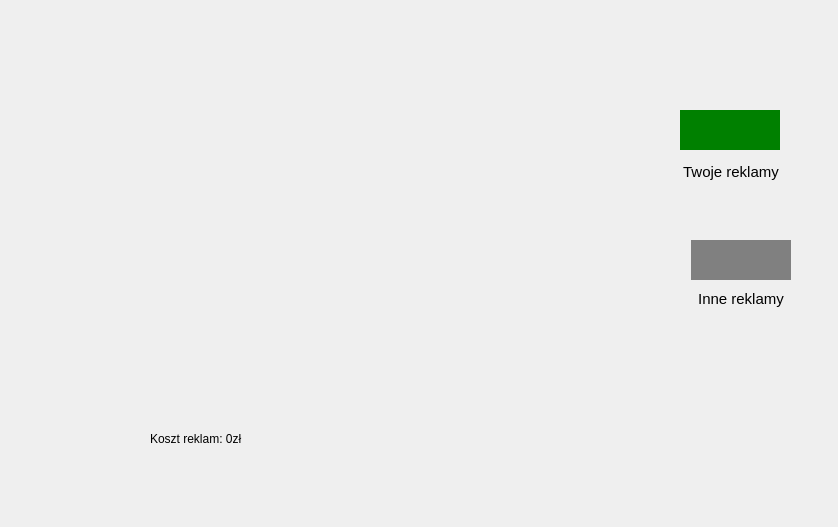
ZaluskiDominik/advertiser, file client/adsdialog.ui: the form before one commit.
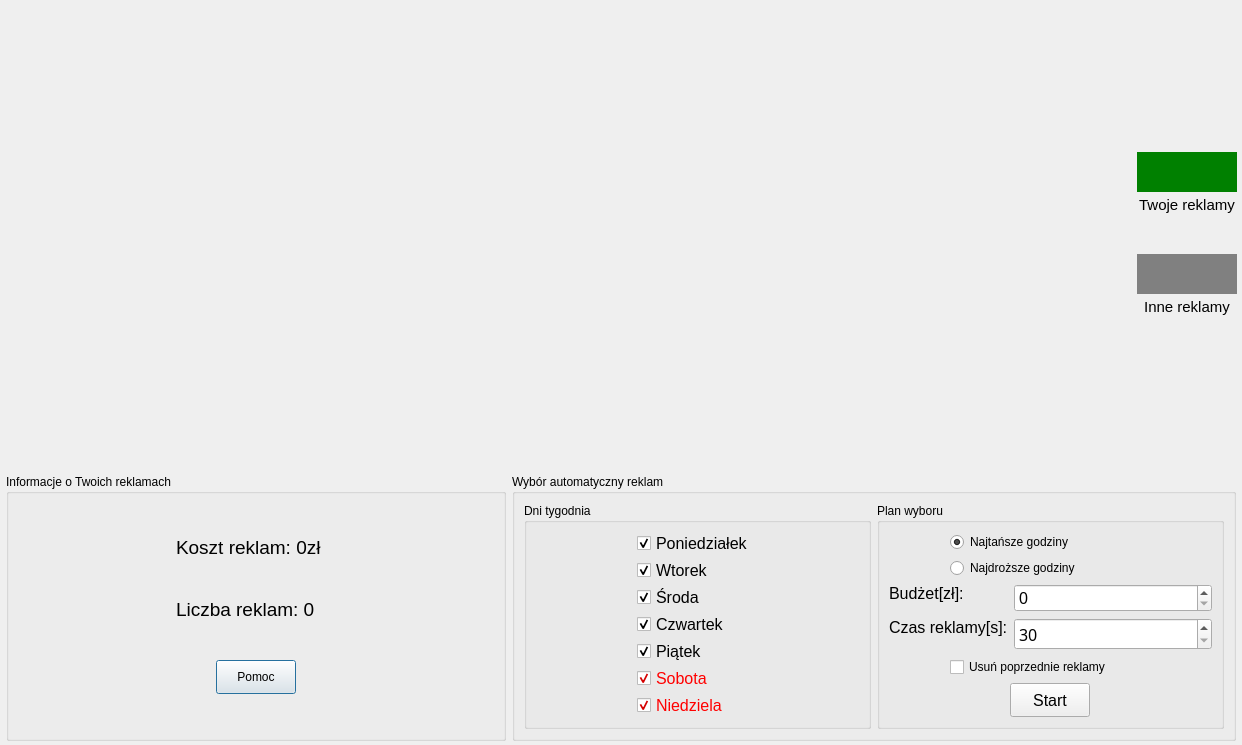
The form after the commit. Custom widgets are drawn as their Qt base class.

Commit message: Added options for auto picking ads by users

Patch:
```diff
--- a/client/adsdialog.ui
+++ b/client/adsdialog.ui
@@ -6,141 +6,711 @@
    <rect>
     <x>0</x>
     <y>0</y>
-    <width>838</width>
-    <height>527</height>
+    <width>1242</width>
+    <height>745</height>
    </rect>
   </property>
+  <property name="minimumSize">
+   <size>
+    <width>700</width>
+    <height>600</height>
+   </size>
+  </property>
   <property name="windowTitle">
    <string>Dialog</string>
   </property>
-  <widget class="AdsTableWidget" name="adsTable" native="true">
-   <property name="geometry">
-    <rect>
-     <x>10</x>
-     <y>30</y>
-     <width>631</width>
-     <height>351</height>
-    </rect>
+  <property name="modal">
+   <bool>true</bool>
+  </property>
+  <layout class="QVBoxLayout" name="verticalLayout_7">
+   <property name="leftMargin">
+    <number>0</number>
    </property>
-  </widget>
-  <widget class="QWidget" name="layoutWidget">
-   <property name="geometry">
-    <rect>
-     <x>690</x>
-     <y>240</y>
-     <width>102</width>
-     <height>71</height>
-    </rect>
+   <property name="topMargin">
+    <number>0</number>
    </property>
-   <layout class="QVBoxLayout" name="verticalLayout_2">
-    <property name="spacing">
-     <number>0</number>
-    </property>
-    <item alignment="Qt::AlignHCenter|Qt::AlignTop">
-     <widget class="QLabel" name="userAdColor_2">
-      <property name="sizePolicy">
-       <sizepolicy hsizetype="Fixed" vsizetype="Fixed">
-        <horstretch>0</horstretch>
-        <verstretch>0</verstretch>
-       </sizepolicy>
-      </property>
-      <property name="minimumSize">
-       <size>
-        <width>100</width>
-        <height>40</height>
-       </size>
-      </property>
-      <property name="styleSheet">
-       <string notr="true">background-color: gray;</string>
-      </property>
-      <property name="text">
-       <string/>
-      </property>
-      <property name="alignment">
-       <set>Qt::AlignCenter</set>
-      </property>
-     </widget>
-    </item>
-    <item>
-     <widget class="QLabel" name="userAdLabel_2">
-      <property name="styleSheet">
-       <string notr="true">font-size: 15px;
-padding-top: 6px;</string>
-      </property>
-      <property name="text">
-       <string>Inne reklamy</string>
-      </property>
-      <property name="alignment">
-       <set>Qt::AlignCenter</set>
-      </property>
-     </widget>
-    </item>
-   </layout>
-  </widget>
-  <widget class="QWidget" name="layoutWidget">
-   <property name="geometry">
-    <rect>
-     <x>680</x>
-     <y>110</y>
-     <width>102</width>
-     <height>71</height>
-    </rect>
+   <property name="rightMargin">
+    <number>0</number>
    </property>
-   <layout class="QVBoxLayout" name="verticalLayout">
-    <item>
-     <widget class="QLabel" name="userAdColor">
-      <property name="sizePolicy">
-       <sizepolicy hsizetype="Fixed" vsizetype="Fixed">
-        <horstretch>0</horstretch>
-        <verstretch>0</verstretch>
-       </sizepolicy>
-      </property>
-      <property name="minimumSize">
-       <size>
-        <width>100</width>
-        <height>40</height>
-       </size>
-      </property>
-      <property name="styleSheet">
-       <string notr="true">background-color: green;</string>
-      </property>
-      <property name="text">
-       <string/>
-      </property>
-      <property name="alignment">
-       <set>Qt::AlignCenter</set>
-      </property>
-     </widget>
-    </item>
-    <item>
-     <widget class="QLabel" name="userAdLabel">
-      <property name="styleSheet">
-       <string notr="true">font-size: 15px;
-padding-top: 6px;</string>
-      </property>
-      <property name="text">
-       <string>Twoje reklamy</string>
-      </property>
-      <property name="alignment">
-       <set>Qt::AlignCenter</set>
-      </property>
-     </widget>
-    </item>
-   </layout>
-  </widget>
-  <widget class="QLabel" name="userAdsCost">
-   <property name="geometry">
-    <rect>
-     <x>150</x>
-     <y>430</y>
-     <width>161</width>
-     <height>17</height>
-    </rect>
+   <property name="bottomMargin">
+    <number>0</number>
    </property>
-   <property name="text">
-    <string>Koszt reklam: 0zł</string>
-   </property>
-  </widget>
+   <item>
+    <layout class="QHBoxLayout" name="horizontalLayout_2">
+     <property name="spacing">
+      <number>2</number>
+     </property>
+     <item>
+      <widget class="AdsTableWidget" name="adsTable" native="true">
+       <property name="sizePolicy">
+        <sizepolicy hsizetype="MinimumExpanding" vsizetype="MinimumExpanding">
+         <horstretch>0</horstretch>
+         <verstretch>0</verstretch>
+        </sizepolicy>
+       </property>
+      </widget>
+     </item>
+     <item>
+      <layout class="QVBoxLayout" name="verticalLayout_6">
+       <property name="spacing">
+        <number>40</number>
+       </property>
+       <property name="leftMargin">
+        <number>4</number>
+       </property>
+       <property name="rightMargin">
+        <number>5</number>
+       </property>
+       <item>
+        <layout class="QVBoxLayout" name="verticalLayout">
+         <property name="spacing">
+          <number>4</number>
+         </property>
+         <item>
+          <spacer name="verticalSpacer">
+           <property name="orientation">
+            <enum>Qt::Vertical</enum>
+           </property>
+           <property name="sizeHint" stdset="0">
+            <size>
+             <width>20</width>
+             <height>40</height>
+            </size>
+           </property>
+          </spacer>
+         </item>
+         <item>
+          <widget class="QLabel" name="userAdColor">
+           <property name="sizePolicy">
+            <sizepolicy hsizetype="Fixed" vsizetype="Fixed">
+             <horstretch>0</horstretch>
+             <verstretch>0</verstretch>
+            </sizepolicy>
+           </property>
+           <property name="minimumSize">
+            <size>
+             <width>100</width>
+             <height>40</height>
+            </size>
+           </property>
+           <property name="styleSheet">
+            <string notr="true">background-color: green;</string>
+           </property>
+           <property name="text">
+            <string/>
+           </property>
+           <property name="alignment">
+            <set>Qt::AlignCenter</set>
+           </property>
+          </widget>
+         </item>
+         <item alignment="Qt::AlignTop">
+          <widget class="QLabel" name="userAdLabel">
+           <property name="sizePolicy">
+            <sizepolicy hsizetype="Preferred" vsizetype="Fixed">
+             <horstretch>0</horstretch>
+             <verstretch>0</verstretch>
+            </sizepolicy>
+           </property>
+           <property name="styleSheet">
+            <string notr="true">font-size: 15px;</string>
+           </property>
+           <property name="text">
+            <string>Twoje reklamy</string>
+           </property>
+           <property name="alignment">
+            <set>Qt::AlignCenter</set>
+           </property>
+          </widget>
+         </item>
+        </layout>
+       </item>
+       <item>
+        <layout class="QVBoxLayout" name="verticalLayout_2">
+         <property name="spacing">
+          <number>4</number>
+         </property>
+         <item alignment="Qt::AlignHCenter|Qt::AlignTop">
+          <widget class="QLabel" name="userAdColor_2">
+           <property name="sizePolicy">
+            <sizepolicy hsizetype="Fixed" vsizetype="Fixed">
+             <horstretch>0</horstretch>
+             <verstretch>0</verstretch>
+            </sizepolicy>
+           </property>
+           <property name="minimumSize">
+            <size>
+             <width>100</width>
+             <height>40</height>
+            </size>
+           </property>
+           <property name="styleSheet">
+            <string notr="true">background-color: gray;</string>
+           </property>
+           <property name="text">
+            <string/>
+           </property>
+           <property name="alignment">
+            <set>Qt::AlignCenter</set>
+           </property>
+          </widget>
+         </item>
+         <item>
+          <widget class="QLabel" name="userAdLabel_2">
+           <property name="sizePolicy">
+            <sizepolicy hsizetype="Preferred" vsizetype="Maximum">
+             <horstretch>0</horstretch>
+             <verstretch>0</verstretch>
+            </sizepolicy>
+           </property>
+           <property name="styleSheet">
+            <string notr="true">font-size: 15px;</string>
+           </property>
+           <property name="text">
+            <string>Inne reklamy</string>
+           </property>
+           <property name="alignment">
+            <set>Qt::AlignCenter</set>
+           </property>
+          </widget>
+         </item>
+         <item>
+          <spacer name="verticalSpacer_2">
+           <property name="orientation">
+            <enum>Qt::Vertical</enum>
+           </property>
+           <property name="sizeHint" stdset="0">
+            <size>
+             <width>20</width>
+             <height>40</height>
+            </size>
+           </property>
+          </spacer>
+         </item>
+        </layout>
+       </item>
+      </layout>
+     </item>
+    </layout>
+   </item>
+   <item>
+    <layout class="QHBoxLayout" name="horizontalLayout_3">
+     <property name="leftMargin">
+      <number>6</number>
+     </property>
+     <property name="topMargin">
+      <number>0</number>
+     </property>
+     <property name="rightMargin">
+      <number>6</number>
+     </property>
+     <property name="bottomMargin">
+      <number>4</number>
+     </property>
+     <item>
+      <widget class="QGroupBox" name="">
+       <property name="sizePolicy">
+        <sizepolicy hsizetype="Preferred" vsizetype="Preferred">
+         <horstretch>0</horstretch>
+         <verstretch>0</verstretch>
+        </sizepolicy>
+       </property>
+       <property name="minimumSize">
+        <size>
+         <width>0</width>
+         <height>260</height>
+        </size>
+       </property>
+       <property name="maximumSize">
+        <size>
+         <width>500</width>
+         <height>16777215</height>
+        </size>
+       </property>
+       <property name="title">
+        <string>Informacje o Twoich reklamach</string>
+       </property>
+       <layout class="QVBoxLayout" name="verticalLayout_4">
+        <item alignment="Qt::AlignHCenter">
+         <widget class="QLabel" name="userAdsCost">
+          <property name="sizePolicy">
+           <sizepolicy hsizetype="Fixed" vsizetype="Maximum">
+            <horstretch>0</horstretch>
+            <verstretch>0</verstretch>
+           </sizepolicy>
+          </property>
+          <property name="minimumSize">
+           <size>
+            <width>160</width>
+            <height>0</height>
+           </size>
+          </property>
+          <property name="font">
+           <font>
+            <pointsize>14</pointsize>
+           </font>
+          </property>
+          <property name="text">
+           <string>Koszt reklam: 0zł</string>
+          </property>
+         </widget>
+        </item>
+        <item alignment="Qt::AlignHCenter">
+         <widget class="QLabel" name="label">
+          <property name="sizePolicy">
+           <sizepolicy hsizetype="Fixed" vsizetype="Maximum">
+            <horstretch>0</horstretch>
+            <verstretch>0</verstretch>
+           </sizepolicy>
+          </property>
+          <property name="minimumSize">
+           <size>
+            <width>160</width>
+            <height>0</height>
+           </size>
+          </property>
+          <property name="font">
+           <font>
+            <pointsize>14</pointsize>
+           </font>
+          </property>
+          <property name="text">
+           <string>Liczba reklam: 0</string>
+          </property>
+         </widget>
+        </item>
+        <item alignment="Qt::AlignHCenter">
+         <widget class="QPushButton" name="pushButton">
+          <property name="sizePolicy">
+           <sizepolicy hsizetype="Fixed" vsizetype="Fixed">
+            <horstretch>0</horstretch>
+            <verstretch>0</verstretch>
+           </sizepolicy>
+          </property>
+          <property name="minimumSize">
+           <size>
+            <width>80</width>
+            <height>34</height>
+           </size>
+          </property>
+          <property name="text">
+           <string>Pomoc</string>
+          </property>
+         </widget>
+        </item>
+       </layout>
+      </widget>
+     </item>
+     <item>
+      <widget class="QGroupBox" name="">
+       <property name="minimumSize">
+        <size>
+         <width>0</width>
+         <height>260</height>
+        </size>
+       </property>
+       <property name="title">
+        <string>Wybór automatyczny reklam</string>
+       </property>
+       <layout class="QHBoxLayout" name="horizontalLayout">
+        <item>
+         <widget class="QGroupBox" name="daysGroup">
+          <property name="sizePolicy">
+           <sizepolicy hsizetype="Preferred" vsizetype="Preferred">
+            <horstretch>0</horstretch>
+            <verstretch>0</verstretch>
+           </sizepolicy>
+          </property>
+          <property name="minimumSize">
+           <size>
+            <width>200</width>
+            <height>0</height>
+           </size>
+          </property>
+          <property name="title">
+           <string>Dni tygodnia</string>
+          </property>
+          <layout class="QVBoxLayout" name="verticalLayout_3">
+           <property name="spacing">
+            <number>2</number>
+           </property>
+           <property name="topMargin">
+            <number>8</number>
+           </property>
+           <property name="bottomMargin">
+            <number>8</number>
+           </property>
+           <item alignment="Qt::AlignHCenter">
+            <widget class="QCheckBox" name="checkBox">
+             <property name="sizePolicy">
+              <sizepolicy hsizetype="Maximum" vsizetype="Fixed">
+               <horstretch>0</horstretch>
+               <verstretch>0</verstretch>
+              </sizepolicy>
+             </property>
+             <property name="minimumSize">
+              <size>
+               <width>120</width>
+               <height>0</height>
+              </size>
+             </property>
+             <property name="font">
+              <font>
+               <pointsize>12</pointsize>
+              </font>
+             </property>
+             <property name="text">
+              <string>Poniedziałek</string>
+             </property>
+             <property name="checked">
+              <bool>true</bool>
+             </property>
+            </widget>
+           </item>
+           <item alignment="Qt::AlignHCenter">
+            <widget class="QCheckBox" name="checkBox_2">
+             <property name="sizePolicy">
+              <sizepolicy hsizetype="Maximum" vsizetype="Fixed">
+               <horstretch>0</horstretch>
+               <verstretch>0</verstretch>
+              </sizepolicy>
+             </property>
+             <property name="minimumSize">
+              <size>
+               <width>120</width>
+               <height>0</height>
+              </size>
+             </property>
+             <property name="font">
+              <font>
+               <pointsize>12</pointsize>
+              </font>
+             </property>
+             <property name="text">
+              <string>Wtorek</string>
+             </property>
+             <property name="checked">
+              <bool>true</bool>
+             </property>
+            </widget>
+           </item>
+           <item alignment="Qt::AlignHCenter">
+            <widget class="QCheckBox" name="checkBox_3">
+             <property name="sizePolicy">
+              <sizepolicy hsizetype="Maximum" vsizetype="Fixed">
+               <horstretch>0</horstretch>
+               <verstretch>0</verstretch>
+              </sizepolicy>
+             </property>
+             <property name="minimumSize">
+              <size>
+               <width>120</width>
+               <height>0</height>
+              </size>
+             </property>
+             <property name="font">
+              <font>
+               <pointsize>12</pointsize>
+              </font>
+             </property>
+             <property name="text">
+              <string>Środa</string>
+             </property>
+             <property name="checked">
+              <bool>true</bool>
+             </property>
+            </widget>
+           </item>
+           <item alignment="Qt::AlignHCenter">
+            <widget class="QCheckBox" name="checkBox_4">
+             <property name="sizePolicy">
+              <sizepolicy hsizetype="Maximum" vsizetype="Fixed">
+               <horstretch>0</horstretch>
+               <verstretch>0</verstretch>
+              </sizepolicy>
+             </property>
+             <property name="minimumSize">
+              <size>
+               <width>120</width>
+               <height>0</height>
+              </size>
+             </property>
+             <property name="font">
+              <font>
+               <pointsize>12</pointsize>
+              </font>
+             </property>
+             <property name="text">
+              <string>Czwartek</string>
+             </property>
+             <property name="checked">
+              <bool>true</bool>
+             </property>
+            </widget>
+           </item>
+           <item alignment="Qt::AlignHCenter">
+            <widget class="QCheckBox" name="checkBox_5">
+             <property name="sizePolicy">
+              <sizepolicy hsizetype="Maximum" vsizetype="Fixed">
+               <horstretch>0</horstretch>
+               <verstretch>0</verstretch>
+              </sizepolicy>
+             </property>
+             <property name="minimumSize">
+              <size>
+               <width>120</width>
+               <height>0</height>
+              </size>
+             </property>
+             <property name="font">
+              <font>
+               <pointsize>12</pointsize>
+              </font>
+             </property>
+             <property name="text">
+              <string>Piątek</string>
+             </property>
+             <property name="checked">
+              <bool>true</bool>
+             </property>
+            </widget>
+           </item>
+           <item alignment="Qt::AlignHCenter">
+            <widget class="QCheckBox" name="checkBox_6">
+             <property name="sizePolicy">
+              <sizepolicy hsizetype="Maximum" vsizetype="Fixed">
+               <horstretch>0</horstretch>
+               <verstretch>0</verstretch>
+              </sizepolicy>
+             </property>
+             <property name="minimumSize">
+              <size>
+               <width>120</width>
+               <height>0</height>
+              </size>
+             </property>
+             <property name="font">
+              <font>
+               <pointsize>12</pointsize>
+              </font>
+             </property>
+             <property name="styleSheet">
+              <string notr="true">color: red;</string>
+             </property>
+             <property name="text">
+              <string>Sobota</string>
+             </property>
+             <property name="checked">
+              <bool>true</bool>
+             </property>
+            </widget>
+           </item>
+           <item alignment="Qt::AlignHCenter">
+            <widget class="QCheckBox" name="checkBox_7">
+             <property name="sizePolicy">
+              <sizepolicy hsizetype="Maximum" vsizetype="Fixed">
+               <horstretch>0</horstretch>
+               <verstretch>0</verstretch>
+              </sizepolicy>
+             </property>
+             <property name="minimumSize">
+              <size>
+               <width>120</width>
+               <height>0</height>
+              </size>
+             </property>
+             <property name="font">
+              <font>
+               <pointsize>12</pointsize>
+              </font>
+             </property>
+             <property name="styleSheet">
+              <string notr="true">color: red;</string>
+             </property>
+             <property name="text">
+              <string>Niedziela</string>
+             </property>
+             <property name="checked">
+              <bool>true</bool>
+             </property>
+            </widget>
+           </item>
+          </layout>
+         </widget>
+        </item>
+        <item>
+         <widget class="QGroupBox" name="">
+          <property name="title">
+           <string>Plan wyboru</string>
+          </property>
+          <layout class="QVBoxLayout" name="verticalLayout_5">
+           <item alignment="Qt::AlignHCenter">
+            <widget class="QRadioButton" name="cheapHours">
+             <property name="sizePolicy">
+              <sizepolicy hsizetype="Fixed" vsizetype="Fixed">
+               <horstretch>0</horstretch>
+               <verstretch>0</verstretch>
+              </sizepolicy>
+             </property>
+             <property name="minimumSize">
+              <size>
+               <width>200</width>
+               <height>0</height>
+              </size>
+             </property>
+             <property name="text">
+              <string>Najtańsze godziny</string>
+             </property>
+             <property name="checked">
+              <bool>true</bool>
+             </property>
+            </widget>
+           </item>
+           <item alignment="Qt::AlignHCenter">
+            <widget class="QRadioButton" name="expensiveHours">
+             <property name="sizePolicy">
+              <sizepolicy hsizetype="Fixed" vsizetype="Fixed">
+               <horstretch>0</horstretch>
+               <verstretch>0</verstretch>
+              </sizepolicy>
+             </property>
+             <property name="minimumSize">
+              <size>
+               <width>200</width>
+               <height>0</height>
+              </size>
+             </property>
+             <property name="text">
+              <string>Najdroższe godziny</string>
+             </property>
+            </widget>
+           </item>
+           <item>
+            <layout class="QFormLayout" name="formLayout">
+             <item row="0" column="0">
+              <widget class="QLabel" name="label_2">
+               <property name="sizePolicy">
+                <sizepolicy hsizetype="Fixed" vsizetype="Maximum">
+                 <horstretch>0</horstretch>
+                 <verstretch>0</verstretch>
+                </sizepolicy>
+               </property>
+               <property name="font">
+                <font>
+                 <pointsize>12</pointsize>
+                </font>
+               </property>
+               <property name="text">
+                <string>Budżet[zł]:</string>
+               </property>
+              </widget>
+             </item>
+             <item row="1" column="0">
+              <widget class="QLabel" name="label_3">
+               <property name="sizePolicy">
+                <sizepolicy hsizetype="Fixed" vsizetype="Maximum">
+                 <horstretch>0</horstretch>
+                 <verstretch>0</verstretch>
+                </sizepolicy>
+               </property>
+               <property name="font">
+                <font>
+                 <pointsize>12</pointsize>
+                </font>
+               </property>
+               <property name="text">
+                <string>Czas reklamy[s]:</string>
+               </property>
+              </widget>
+             </item>
+             <item row="1" column="1">
+              <widget class="QSpinBox" name="duration">
+               <property name="minimumSize">
+                <size>
+                 <width>0</width>
+                 <height>0</height>
+                </size>
+               </property>
+               <property name="font">
+                <font>
+                 <family>aakar</family>
+                 <pointsize>12</pointsize>
+                </font>
+               </property>
+               <property name="minimum">
+                <number>30</number>
+               </property>
+               <property name="maximum">
+                <number>999</number>
+               </property>
+              </widget>
+             </item>
+             <item row="0" column="1">
+              <widget class="QSpinBox" name="budget">
+               <property name="font">
+                <font>
+                 <pointsize>12</pointsize>
+                </font>
+               </property>
+               <property name="maximum">
+                <number>9999</number>
+               </property>
+              </widget>
+             </item>
+            </layout>
+           </item>
+           <item alignment="Qt::AlignHCenter">
+            <widget class="QCheckBox" name="removePreviousAds">
+             <property name="sizePolicy">
+              <sizepolicy hsizetype="Fixed" vsizetype="Fixed">
+               <horstretch>0</horstretch>
+               <verstretch>0</verstretch>
+              </sizepolicy>
+             </property>
+             <property name="minimumSize">
+              <size>
+               <width>200</width>
+               <height>0</height>
+              </size>
+             </property>
+             <property name="text">
+              <string>Usuń poprzednie reklamy</string>
+             </property>
+            </widget>
+           </item>
+           <item alignment="Qt::AlignHCenter">
+            <widget class="QPushButton" name="startAutoPickingBtn">
+             <property name="sizePolicy">
+              <sizepolicy hsizetype="Fixed" vsizetype="Fixed">
+               <horstretch>0</horstretch>
+               <verstretch>0</verstretch>
+              </sizepolicy>
+             </property>
+             <property name="minimumSize">
+              <size>
+               <width>80</width>
+               <height>34</height>
+              </size>
+             </property>
+             <property name="font">
+              <font>
+               <pointsize>12</pointsize>
+              </font>
+             </property>
+             <property name="text">
+              <string>Start</string>
+             </property>
+            </widget>
+           </item>
+          </layout>
+         </widget>
+        </item>
+       </layout>
+      </widget>
+     </item>
+    </layout>
+   </item>
+  </layout>
  </widget>
  <customwidgets>
   <customwidget>
```
Left out of the diff: 3 changed lines with no effect on the pictures. The commit also changes 18 other files.
